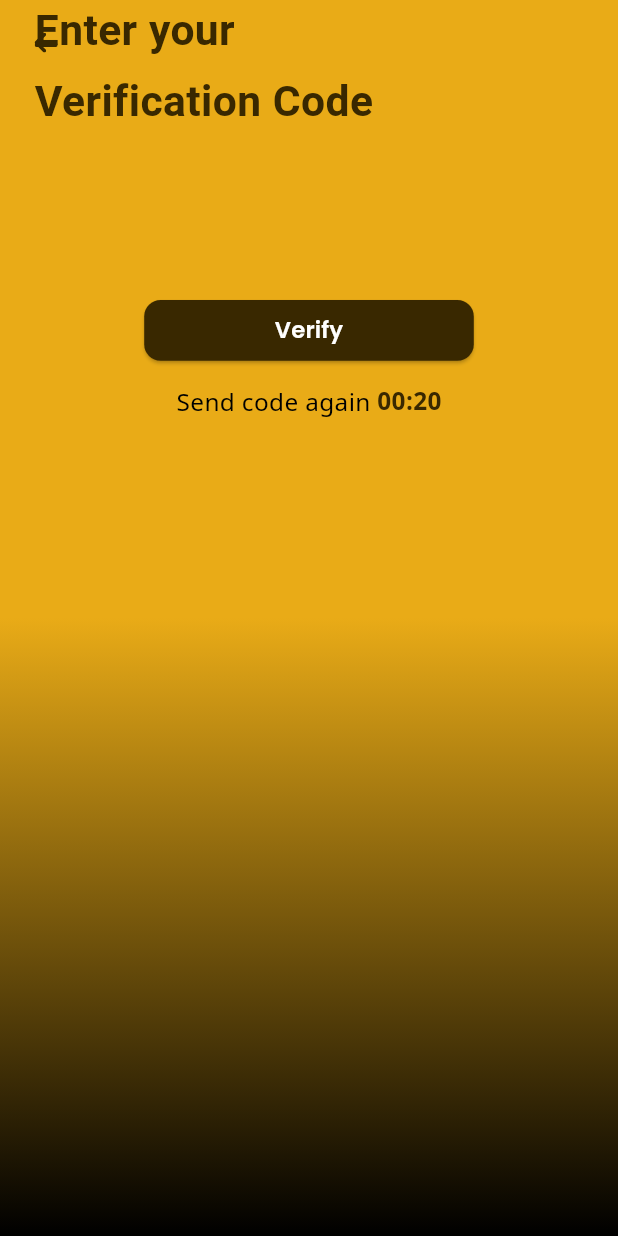
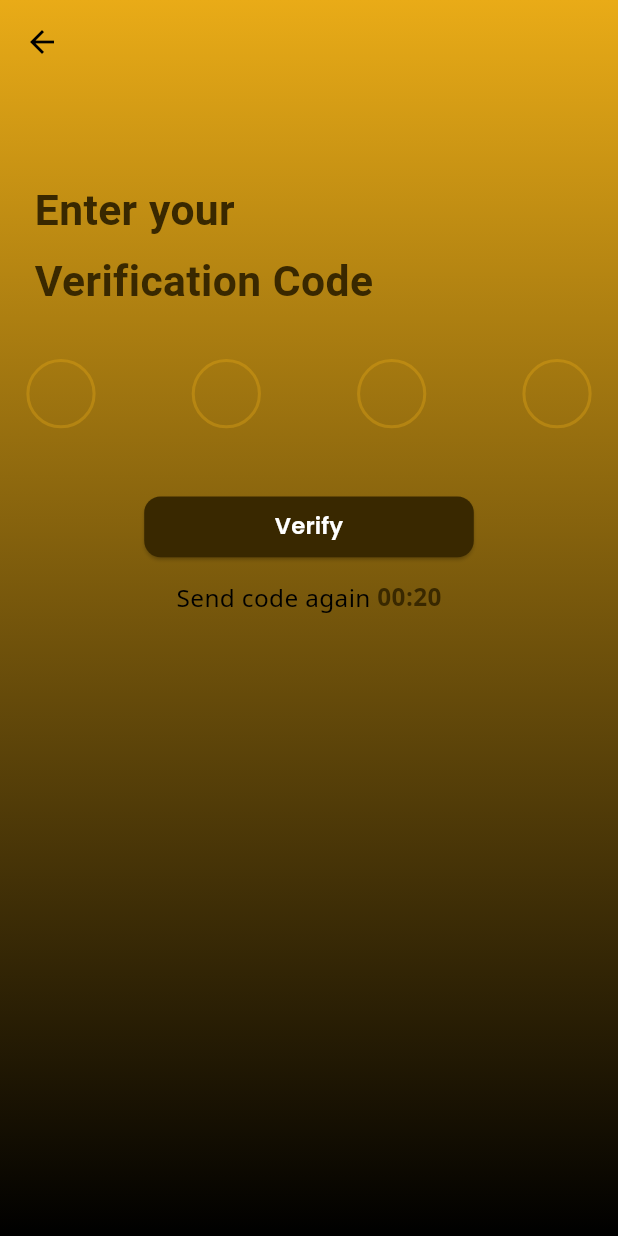
Before and after one commit to faheemabbas766/wallet_wise-v1.0.1, a Flutter app: the OtpScreen screen opened by its route, on a phone screen of 412 x 824 dp. Run offline on Flutter 3.47's test engine with Material 3 defaults, Android fonts, the phone set to English and light mode, and no system bars; drawn by our look-alikes of pin_code_fields; our stand-ins replace cached_network_image, carousel_slider, connectivity_plus, dotted_border, flutter_svg, flutter_svg_provider and 3 more; accounts and stored records are empty; Roboto replaces fonts that are missing (Noto Sans Javanese); project files that could hold a hidden picture were left out.

Commit message:
screens update 1:22PM

```diff
--- a/lib/localization/en_us/en_us_translations.dart
+++ b/lib/localization/en_us/en_us_translations.dart
@@ -69,7 +69,7 @@ final Map<String, String> enUs = {
   // Account Setup Screen
   "lbl_let_s_go": "Let’s go",
   "msg_account_can_be_your":
-      "Account can be your bank, credit card or \nyour wallet.",
+      "Account can be your bank, credit card or your wallet.",
   "msg_let_s_setup_your": "Let’s setup your account!",
 
   // Pin Screen
--- a/lib/main.dart
+++ b/lib/main.dart
@@ -1,6 +1,10 @@
 import 'package:flutter/material.dart';
 import 'package:flutter/services.dart';
 import 'package:flutter_localizations/flutter_localizations.dart';
+import 'package:wallet_wise/presentation/homepage_container_screen/homepage_container_screen.dart';
+import 'package:wallet_wise/presentation/homepage_page/homepage_page.dart';
+import 'package:wallet_wise/presentation/homepage_two_screen/homepage_two_screen.dart';
+import 'package:wallet_wise/widgets/custom_bottom_app_bar.dart';
 import 'core/app_export.dart';
 
 var globalMessengerKey = GlobalKey<ScaffoldMessengerState>();
--- a/lib/presentation/forgot_password_screen/forgot_password_screen.dart
+++ b/lib/presentation/forgot_password_screen/forgot_password_screen.dart
@@ -1,4 +1,3 @@
-import 'package:wallet_wise/widgets/app_bar/custom_app_bar.dart';
 import 'package:wallet_wise/core/utils/validation_functions.dart';
 import 'package:wallet_wise/widgets/custom_text_form_field.dart';
 import 'package:wallet_wise/widgets/custom_elevated_button.dart';
--- a/lib/presentation/homepage_two_screen/homepage_two_screen.dart
+++ b/lib/presentation/homepage_two_screen/homepage_two_screen.dart
@@ -405,7 +405,6 @@ class HomepageTwoScreenState extends State<HomepageTwoScreen> {
                   Consumer<HomepageTwoProvider>(
                     builder: (context, provider, child) {
                       return ListView.separated(
-                        physics: NeverScrollableScrollPhysics(),
                         shrinkWrap: true,
                         separatorBuilder: (
                           context,
--- a/lib/presentation/login_screen/login_screen.dart
+++ b/lib/presentation/login_screen/login_screen.dart
@@ -206,7 +206,7 @@ class LoginScreenState extends State<LoginScreen> {
                       CustomElevatedButton(
                         onPressed: (){
                         Navigator.of(context).pushNamed(AppRoutes.homepageContainerScreen);
-                      },
+                        },
                         height: 40.v,
                         width: 200.h,
                         text: "lbl_login".tr,
--- a/lib/presentation/otp_screen/otp_screen.dart
+++ b/lib/presentation/otp_screen/otp_screen.dart
@@ -1,7 +1,6 @@
 import 'package:wallet_wise/widgets/app_bar/custom_app_bar.dart';
 import 'package:wallet_wise/widgets/custom_pin_code_text_field.dart';
 import 'package:wallet_wise/widgets/custom_elevated_button.dart';
-import 'models/otp_model.dart';
 import 'package:flutter/material.dart';
 import 'package:wallet_wise/core/app_export.dart';
 import 'provider/otp_provider.dart';
@@ -35,14 +34,14 @@ class OtpScreenState extends State<OtpScreen> {
         extendBody: true,
         extendBodyBehindAppBar: true,
         resizeToAvoidBottomInset: false,
-        appBar: _buildAppBar(context),
+        appBar: AppBar(backgroundColor: Colors.transparent,),
         body: Container(
           width: SizeUtils.width,
           height: SizeUtils.height,
           decoration: BoxDecoration(
             gradient: LinearGradient(
-              begin: Alignment(0.5, 0),
-              end: Alignment(0.5, 1),
+              begin: Alignment.topCenter,
+              end: Alignment.bottomCenter,
               colors: [
                 appTheme.yellow800,
                 appTheme.black90001,
@@ -54,6 +53,7 @@ class OtpScreenState extends State<OtpScreen> {
             padding: EdgeInsets.symmetric(horizontal: 16.h),
             child: Column(
               children: [
+                SizedBox(height: 120,),
                 Align(
                   alignment: Alignment.centerLeft,
                   child: Container(
@@ -77,6 +77,7 @@ class OtpScreenState extends State<OtpScreen> {
                   builder: (context, otpController, child) {
                     return CustomPinCodeTextField(
                       context: context,
+                      hintStyle: TextStyle(color: Colors.black),
                       controller: otpController,
                       onChanged: (value) {
                         otpController?.text = value;
@@ -86,6 +87,9 @@ class OtpScreenState extends State<OtpScreen> {
                 ),
                 SizedBox(height: 29.v),
                 CustomElevatedButton(
+                  onPressed: (){
+                    Navigator.of(context).pushNamed(AppRoutes.accountSetupScreen);
+                  },
                   height: 40.v,
                   width: 200.h,
                   text: "lbl_verify".tr,
@@ -120,38 +124,4 @@ class OtpScreenState extends State<OtpScreen> {
       ),
     );
   }
-
-  /// Section Widget
-  PreferredSizeWidget _buildAppBar(BuildContext context) {
-    return CustomAppBar(
-      leadingWidth: double.maxFinite,
-      leading: Container(
-        height: 14.adaptSize,
-        width: 14.adaptSize,
-        margin: EdgeInsets.fromLTRB(21.h, 21.v, 340.h, 21.v),
-        child: Stack(
-          alignment: Alignment.centerLeft,
-          children: [
-            CustomImageView(
-              imagePath: ImageConstant.imgVectorPrimary,
-              height: 3.v,
-              width: 14.h,
-              alignment: Alignment.bottomCenter,
-              margin: EdgeInsets.only(
-                top: 7.v,
-                bottom: 4.v,
-              ),
-            ),
-            CustomImageView(
-              imagePath: ImageConstant.imgVectorPrimary14x7,
-              height: 14.v,
-              width: 7.h,
-              alignment: Alignment.centerLeft,
-              margin: EdgeInsets.only(right: 7.h),
-            ),
-          ],
-        ),
-      ),
-    );
-  }
 }
--- a/lib/presentation/signup_screen/signup_screen.dart
+++ b/lib/presentation/signup_screen/signup_screen.dart
@@ -1,7 +1,6 @@
 import 'package:wallet_wise/core/utils/validation_functions.dart';
 import 'package:wallet_wise/widgets/custom_text_form_field.dart';
 import 'package:wallet_wise/widgets/custom_elevated_button.dart';
-import 'models/signup_model.dart';
 import 'package:flutter/material.dart';
 import 'package:wallet_wise/core/app_export.dart';
 import 'provider/signup_provider.dart';
@@ -388,6 +387,9 @@ class SignupScreenState extends State<SignupScreen> {
   /// Section Widget
   Widget _buildSignUp(BuildContext context) {
     return CustomElevatedButton(
+      onPressed: (){
+        Navigator.of(context).pushNamed(AppRoutes.otpScreen);
+      },
       height: 34.v,
       width: 179.h,
       text: "lbl_sign_up".tr,
--- a/lib/widgets/custom_pin_code_text_field.dart
+++ b/lib/widgets/custom_pin_code_text_field.dart
@@ -44,7 +44,7 @@ class CustomPinCodeTextField extends StatelessWidget {
   Widget get pinCodeTextFieldWidget => PinCodeTextField(
         appContext: context,
         controller: controller,
-        length: 6,
+        length: 4,
         keyboardType: TextInputType.number,
         textStyle: textStyle,
         hintStyle: hintStyle,
@@ -52,8 +52,8 @@ class CustomPinCodeTextField extends StatelessWidget {
           FilteringTextInputFormatter.digitsOnly,
         ],
         pinTheme: PinTheme(
-          fieldHeight: 32.h,
-          fieldWidth: 32.h,
+          fieldHeight: 42.h,
+          fieldWidth: 42.h,
           shape: PinCodeFieldShape.circle,
           inactiveColor: appTheme.yellow800.withOpacity(0.34),
           activeColor: appTheme.yellow800.withOpacity(0.34),
--- a/pubspec.yaml
+++ b/pubspec.yaml
@@ -21,6 +21,11 @@ dependencies:
   dotted_border: ^2.1.0
   google_maps_flutter: ^2.5.0
   intl: ^0.18.0
+  cloud_firestore: ^4.15.6
+  firebase_core:
+  radial_button: ^1.0.1
+
+
 dev_dependencies:
   flutter_test:
     sdk: flutter
```
Also changed, not shown: lib/presentation/account_setup_screen/account_setup_screen.dart (+14 -15 lines), lib/presentation/homepage_container_screen/homepage_container_screen.dart (+28 -3 lines), lib/presentation/pin_screen/models/pin_item_model.dart (+2 -5 lines), lib/presentation/pin_screen/models/pin_model.dart (+11 -2 lines), lib/presentation/pin_screen/pin_screen.dart (+37 -53 lines), lib/presentation/pin_screen/widgets/pin_item_widget.dart (+1 -8 lines), lib/widgets/custom_floating_button.dart (+1 -11 lines), 1 other file.
